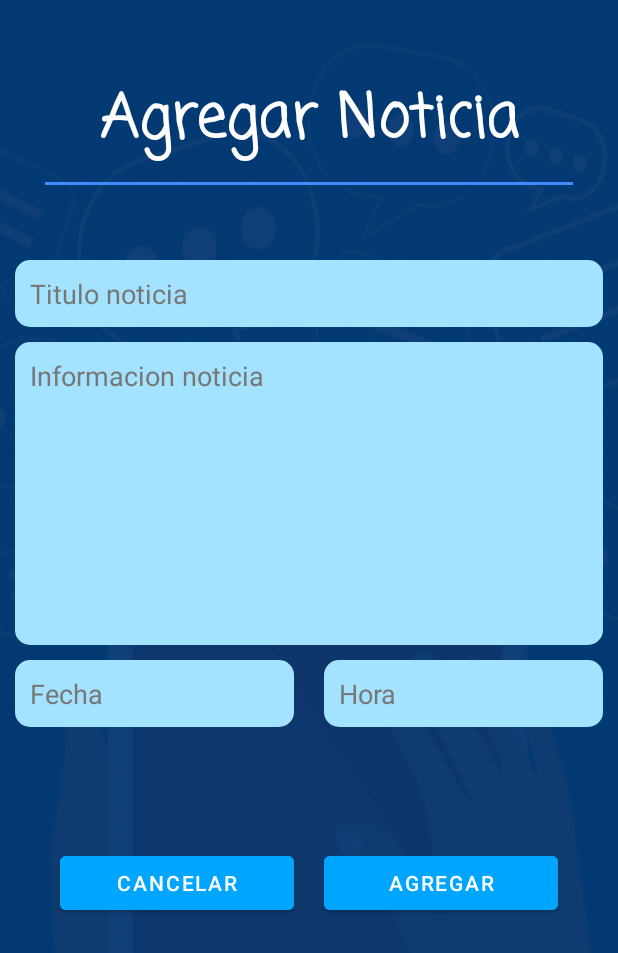
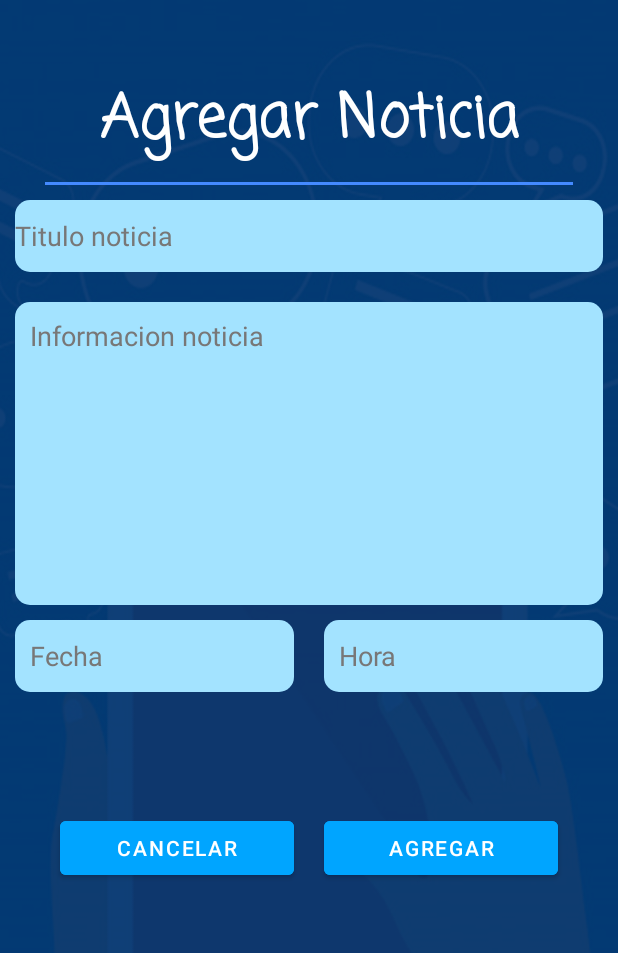
Before and after one commit to Sonyei888/Info_uni, an Android app: the AdminAgregarNoticia screen opened directly, with no data from a screen before it, on a phone screen of 412 x 824 dp. Shown: the top 953 px of the screen. Run offline under Robolectric (Android 15) with nearby library versions, the phone set to English and light mode, and no system bars; our stand-ins replace Firebase (no records; nobody signed in at launch, a user with empty details on screens opened directly).

Commit message:
Corrección de errores en layouts de la aplicación

```diff
--- a/app/src/main/java/com/example/uni_info/AdminAgregarNoticia.java
+++ b/app/src/main/java/com/example/uni_info/AdminAgregarNoticia.java
@@ -19,7 +19,6 @@ import java.util.UUID;
 public class AdminAgregarNoticia extends AppCompatActivity implements View.OnClickListener {
     EditText titulo;
     EditText resumen;
-    EditText informacion;
     EditText fecha;
     EditText hora;
     Metodos metodos;
@@ -40,6 +39,7 @@ public class AdminAgregarNoticia extends AppCompatActivity implements View.OnCli
         metodos = new Metodos(this);
         inicializarFirebase();
     }
+    /*Inicializar base de datos global - firebase*/
     private void inicializarFirebase(){
         FirebaseApp.initializeApp(this);
         firebaseDatabase = FirebaseDatabase.getInstance();
--- /dev/null
+++ b/app/src/main/res/drawable/baseline_add_24v2.xml
@@ -0,0 +1,5 @@
+<vector android:height="24dp" android:tint="#FFFFFF"
+    android:viewportHeight="24" android:viewportWidth="24"
+    android:width="24dp" xmlns:android="http://schemas.android.com/apk/res/android">
+    <path android:fillColor="@android:color/white" android:pathData="M19,13h-6v6h-2v-6H5v-2h6V5h2v6h6v2z"/>
+</vector>
--- /dev/null
+++ b/app/src/main/res/drawable/baseline_arrow_back_ios_24.xml
@@ -0,0 +1,5 @@
+<vector android:autoMirrored="true" android:height="24dp"
+    android:tint="#FFFFFF" android:viewportHeight="24"
+    android:viewportWidth="24" android:width="24dp" xmlns:android="http://schemas.android.com/apk/res/android">
+    <path android:fillColor="@android:color/white" android:pathData="M11.67,3.87L9.9,2.1 0,12l9.9,9.9 1.77,-1.77L3.54,12z"/>
+</vector>
--- a/app/src/main/res/layout/activity_admin_agregar_noticia.xml
+++ b/app/src/main/res/layout/activity_admin_agregar_noticia.xml
@@ -41,21 +41,16 @@
         <EditText
             android:id="@+id/edit_titulo_noticia"
             android:layout_width="match_parent"
-            android:layout_height="wrap_content"
-            android:layout_marginLeft="10dp"
-            android:layout_marginTop="50dp"
-            android:layout_marginRight="10dp"
+            android:layout_height="48dp"
+            android:layout_marginStart="10dp"
+            android:layout_marginEnd="10dp"
+            android:layout_marginTop="10dp"
+            android:layout_marginBottom="10dp"
             android:background="@drawable/costom_imput"
             android:backgroundTint="#A3E3FF"
-            android:drawablePadding="12dp"
-            android:ems="01"
             android:hint="Titulo noticia"
-            android:paddingStart="10dp"
-            android:paddingTop="10dp"
-            android:paddingEnd="10dp"
-            android:paddingBottom="10dp"
             android:textColor="@color/black"
-            android:textColorHint="#787777" />
+            android:textColorHint="#FF787777"/>
 
         <EditText
             android:id="@+id/edit_resumen_noticia"
@@ -87,7 +82,7 @@
             <EditText
                 android:id="@+id/edit_fecha_noticia"
                 android:layout_width="match_parent"
-                android:layout_height="wrap_content"
+                android:layout_height="48dp"
                 android:layout_marginLeft="10dp"
                 android:layout_marginTop="10dp"
                 android:layout_marginRight="10dp"
@@ -108,7 +103,7 @@
             <EditText
                 android:id="@+id/edit_hora_noticia"
                 android:layout_width="match_parent"
-                android:layout_height="wrap_content"
+                android:layout_height="48dp"
                 android:layout_marginLeft="10dp"
                 android:layout_marginTop="10dp"
                 android:layout_marginRight="10dp"
--- a/app/src/main/res/layout/activity_admin_ver_noticias.xml
+++ b/app/src/main/res/layout/activity_admin_ver_noticias.xml
@@ -14,7 +14,8 @@
         android:layout_height="49dp"
         android:onClick="regresarveradmin"
         android:paddingLeft="280dp"
-        app:srcCompat="@drawable/ic_baseline_arrow_back_24" />
+        app:srcCompat="@drawable/baseline_arrow_back_ios_24"
+        android:contentDescription="TODO" />
 
     <TextView
         android:id="@+id/textView5"
@@ -64,7 +65,8 @@
             android:layout_height="61dp"
             android:onClick="añadirnoticia"
             android:paddingLeft="280dp"
-            app:srcCompat="@drawable/ic_baseline_add_24" />
+            app:srcCompat="@drawable/baseline_add_24v2"
+            android:contentDescription="TODO" />
     </LinearLayout>
 
 
--- a/app/src/main/res/layout/activity_login.xml
+++ b/app/src/main/res/layout/activity_login.xml
@@ -37,7 +37,7 @@
     <EditText
         android:id="@+id/edit_user_name_login"
         android:layout_width="match_parent"
-        android:layout_height="wrap_content"
+        android:layout_height="50dp"
         android:layout_marginLeft="10dp"
         android:layout_marginTop="120dp"
         android:layout_marginRight="10dp"
@@ -58,7 +58,7 @@
     <EditText
         android:id="@+id/edit_password_login"
         android:layout_width="match_parent"
-        android:layout_height="wrap_content"
+        android:layout_height="50dp"
         android:layout_marginLeft="10dp"
         android:layout_marginTop="5dp"
         android:layout_marginRight="10dp"
--- a/app/src/main/res/layout/activity_usu_acercade.xml
+++ b/app/src/main/res/layout/activity_usu_acercade.xml
@@ -14,7 +14,8 @@
         android:layout_height="60dp"
         android:layout_marginLeft="250dp"
         android:onClick="regresarinformacion"
-        app:srcCompat="@drawable/ic_baseline_arrow_back_24" />
+        app:srcCompat="@drawable/ic_baseline_arrow_back_24"
+        android:contentDescription="TODO" />
 
     <TextView
         android:id="@+id/textView5"
--- a/app/src/main/res/layout/lista_noticias.xml
+++ b/app/src/main/res/layout/lista_noticias.xml
@@ -44,7 +44,7 @@
             <TextView
                 android:id="@+id/txt_resumen_noticia"
                 android:layout_width="match_parent"
-                android:layout_height="wrap_content"
+                android:layout_height="50dp"
                 android:fontFamily="monospace"
                 android:inputType="textMultiLine"
                 android:paddingLeft="30dp"
--- a/app/src/main/res/layout/lista_ver_admin_noticias.xml
+++ b/app/src/main/res/layout/lista_ver_admin_noticias.xml
@@ -44,7 +44,7 @@
             <TextView
                 android:id="@+id/txt_resumen_noticia_admin"
                 android:layout_width="match_parent"
-                android:layout_height="wrap_content"
+                android:layout_height="50dp"
                 android:fontFamily="monospace"
                 android:inputType="textMultiLine"
                 android:paddingStart="30dp"
```
Also changed, not shown: app/src/main/res/layout/activity_admin_editar_noticia.xml (+6 -4 lines).
